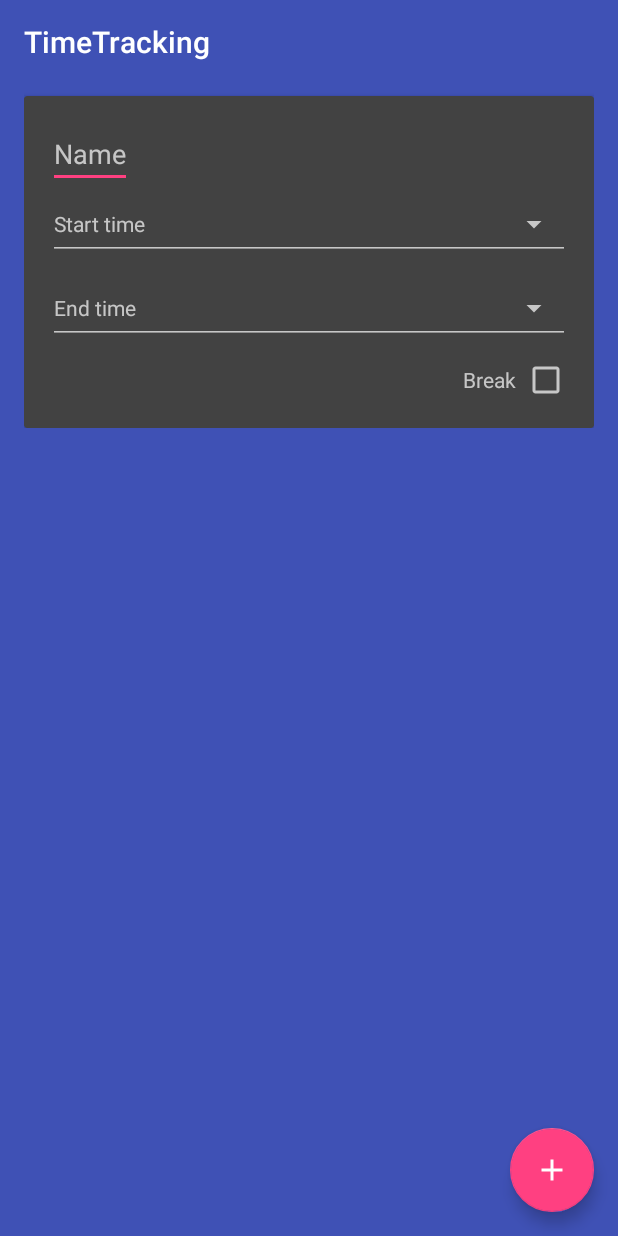
After one commit to StefMa/TimeTracking, an Android app: the AddTimeTrackActivity screen opened directly, with no data from a screen before it, on a phone screen of 412 x 824 dp. The commit adds this screen. Run offline under Robolectric (Android 15) with nearby library versions, the phone set to English and light mode, and no system bars; libraries missing offline, so code that uses them is left out: com.prolificinteractive.materialcalendarview.

Commit message:
First drop of AddTimeTrackActivity layout

```diff
--- a/app/build.gradle
+++ b/app/build.gradle
@@ -35,6 +35,6 @@ dependencies {
     compile project(':restapi')
     compile 'com.android.support:appcompat-v7:23.3.0'
     compile 'com.android.support:design:23.3.0'
-
+    compile 'com.android.support:cardview-v7:23.3.0'
     compile 'com.prolificinteractive:material-calendarview:1.2.0'
 }
--- a/app/src/main/AndroidManifest.xml
+++ b/app/src/main/AndroidManifest.xml
@@ -17,6 +17,9 @@
                 <category android:name="android.intent.category.LAUNCHER"/>
             </intent-filter>
         </activity>
+        <activity
+            android:name=".AddTimeTrackActivity"
+            android:parentActivityName=".MainActivity"/>
     </application>
 
 </manifest>
--- /dev/null
+++ b/app/src/main/java/guru/stefma/timetracking/AddTimeTrackActivity.java
@@ -0,0 +1,44 @@
+package guru.stefma.timetracking;
+
+import android.app.TimePickerDialog;
+import android.content.Context;
+import android.content.Intent;
+import android.os.Bundle;
+import android.support.v7.app.AppCompatActivity;
+import android.support.v7.widget.Toolbar;
+import android.widget.TimePicker;
+
+import com.prolificinteractive.materialcalendarview.CalendarDay;
+
+public class AddTimeTrackActivity extends AppCompatActivity
+        implements TimePickerDialog.OnTimeSetListener {
+
+    private static final String KEY_DAY = "KEY_DAY";
+
+    public static Intent newInstance(Context context, CalendarDay date) {
+        Intent intent = new Intent();
+        intent.setClass(context, AddTimeTrackActivity.class);
+        intent.putExtra(KEY_DAY, date);
+        return intent;
+    }
+
+    @Override
+    public void onCreate(Bundle savedInstanceState) {
+        super.onCreate(savedInstanceState);
+        setContentView(R.layout.activity_addtimetrack_activity);
+
+        Toolbar toolbar = (Toolbar) findViewById(R.id.toolbar);
+        setSupportActionBar(toolbar);
+
+        showTimePickerDialog();
+    }
+
+    private void showTimePickerDialog() {
+        TimePickerDialog timePickerDialog = new TimePickerDialog(this, this, 0, 0, true);
+        timePickerDialog.show();
+    }
+
+    @Override
+    public void onTimeSet(TimePicker timePicker, int hourOfDay, int minute) {
+    }
+}
--- a/app/src/main/java/guru/stefma/timetracking/MainActivity.java
+++ b/app/src/main/java/guru/stefma/timetracking/MainActivity.java
@@ -1,11 +1,16 @@
 package guru.stefma.timetracking;
 
+import android.app.Activity;
+import android.content.Intent;
 import android.os.Bundle;
+import android.support.annotation.NonNull;
+import android.support.v4.app.ActivityCompat;
 import android.support.v7.app.AppCompatActivity;
 import android.support.v7.widget.Toolbar;
 
 import com.prolificinteractive.materialcalendarview.CalendarDay;
 import com.prolificinteractive.materialcalendarview.MaterialCalendarView;
+import com.prolificinteractive.materialcalendarview.OnDateSelectedListener;
 
 public class MainActivity extends AppCompatActivity {
 
@@ -25,7 +30,27 @@ public class MainActivity extends AppCompatActivity {
 
         MaterialCalendarView calendarView = (MaterialCalendarView) findViewById(R.id.calendar_view);
         calendarView.setMinimumDate(CalendarDay.from(START_CALENDAR_YEAR, START_CALENDAR_MONTH, START_CALENDAR_DAY));
+        calendarView.setOnDateChangedListener(new OnDateSelectedListener() {
+            @Override
+            public void onDateSelected(@NonNull MaterialCalendarView widget, @NonNull CalendarDay date, boolean selected) {
+                ActivityCompat.
+                        startActivityForResult(
+                                MainActivity.this,
+                                AddTimeTrackActivity.newInstance(MainActivity.this, date),
+                                99,
+                                null);
+            }
+        });
 
     }
 
+    @Override
+    protected void onActivityResult(int requestCode, int resultCode, Intent data) {
+        super.onActivityResult(requestCode, resultCode, data);
+        if (requestCode == 99) {
+            if (resultCode == Activity.RESULT_OK) {
+                // Make data request
+            }
+        }
+    }
 }
--- /dev/null
+++ b/app/src/main/res/drawable/ic_add_white_24dp.xml
@@ -0,0 +1,9 @@
+<vector xmlns:android="http://schemas.android.com/apk/res/android"
+        android:width="24dp"
+        android:height="24dp"
+        android:viewportHeight="24.0"
+        android:viewportWidth="24.0">
+    <path
+        android:fillColor="#FFF"
+        android:pathData="M19,13h-6v6h-2v-6H5v-2h6V5h2v6h6v2z"/>
+</vector>
--- /dev/null
+++ b/app/src/main/res/layout/activity_addtimetrack_activity.xml
@@ -0,0 +1,42 @@
+<?xml version="1.0" encoding="utf-8"?>
+<android.support.design.widget.CoordinatorLayout
+    xmlns:android="http://schemas.android.com/apk/res/android"
+    xmlns:app="http://schemas.android.com/apk/res-auto"
+    android:layout_width="match_parent"
+    android:layout_height="match_parent">
+
+    <LinearLayout
+        android:layout_width="match_parent"
+        android:layout_height="wrap_content"
+        android:orientation="vertical">
+
+        <android.support.v7.widget.Toolbar
+            android:id="@+id/toolbar"
+            android:layout_width="match_parent"
+            android:layout_height="?attr/actionBarSize"/>
+
+        <ScrollView
+            android:layout_width="match_parent"
+            android:layout_height="match_parent">
+
+            <LinearLayout
+                android:layout_width="match_parent"
+                android:layout_height="wrap_content"
+                android:layout_marginEnd="@dimen/activity_horizontal_margin"
+                android:layout_marginStart="@dimen/activity_horizontal_margin"
+                android:orientation="vertical">
+
+                <include layout="@layout/view_time_track"/>
+
+            </LinearLayout>
+        </ScrollView>
+    </LinearLayout>
+
+    <android.support.design.widget.FloatingActionButton
+        android:layout_width="wrap_content"
+        android:layout_height="wrap_content"
+        android:layout_gravity="end|bottom"
+        android:layout_margin="@dimen/fab_margin"
+        app:srcCompat="@drawable/ic_add_white_24dp"/>
+
+</android.support.design.widget.CoordinatorLayout>
--- a/app/src/main/res/layout/activity_main.xml
+++ b/app/src/main/res/layout/activity_main.xml
@@ -4,7 +4,6 @@
               xmlns:tools="http://schemas.android.com/tools"
               android:layout_width="match_parent"
               android:layout_height="match_parent"
-              android:background="@color/colorPrimary"
               android:orientation="vertical"
               tools:context="guru.stefma.timetracking.MainActivity">
 
--- /dev/null
+++ b/app/src/main/res/layout/view_time_track.xml
@@ -0,0 +1,54 @@
+<?xml version="1.0" encoding="utf-8"?>
+<android.support.v7.widget.CardView
+    xmlns:android="http://schemas.android.com/apk/res/android"
+    xmlns:app="http://schemas.android.com/apk/res-auto"
+    xmlns:tools="http://schemas.android.com/tools"
+    android:layout_width="match_parent"
+    android:layout_height="wrap_content"
+    android:layout_marginTop="@dimen/small"
+    app:cardCornerRadius="@dimen/cardview_default_radius"
+    app:cardElevation="@dimen/cardview_default_elevation"
+    tools:showIn="@layout/activity_addtimetrack_activity">
+
+    <LinearLayout
+        android:layout_width="match_parent"
+        android:layout_height="wrap_content"
+        android:layout_margin="@dimen/activity_vertical_margin"
+        android:orientation="vertical">
+
+        <EditText
+            android:layout_width="wrap_content"
+            android:layout_height="wrap_content"
+            android:hint="Name"/>
+
+        <TextView
+            style="@style/Widget.AppCompat.Spinner.Underlined"
+            android:layout_width="match_parent"
+            android:layout_height="@dimen/touch_target"
+            android:hint="@string/start_time"/>
+
+        <TextView
+            style="@style/Widget.AppCompat.Spinner.Underlined"
+            android:layout_width="match_parent"
+            android:layout_height="@dimen/touch_target"
+            android:layout_marginTop="@dimen/small"
+            android:hint="@string/end_time"/>
+
+        <LinearLayout
+            android:layout_width="wrap_content"
+            android:layout_height="wrap_content"
+            android:layout_gravity="end"
+            android:layout_marginTop="@dimen/small">
+
+            <TextView
+                android:layout_width="wrap_content"
+                android:layout_height="wrap_content"
+                android:layout_marginEnd="@dimen/tiny"
+                android:text="@string/break_time"/>
+
+            <CheckBox
+                android:layout_width="wrap_content"
+                android:layout_height="wrap_content"/>
+        </LinearLayout>
+    </LinearLayout>
+</android.support.v7.widget.CardView>
--- a/app/src/main/res/values/dimens.xml
+++ b/app/src/main/res/values/dimens.xml
@@ -3,4 +3,7 @@
     <dimen name="activity_horizontal_margin">16dp</dimen>
     <dimen name="activity_vertical_margin">16dp</dimen>
     <dimen name="fab_margin">16dp</dimen>
+    <dimen name="touch_target">48dp</dimen>
+    <dimen name="small">8dp</dimen>
+    <dimen name="tiny">4dp</dimen>
 </resources>
--- a/app/src/main/res/values/strings.xml
+++ b/app/src/main/res/values/strings.xml
@@ -1,4 +1,7 @@
 <resources>
     <string name="app_name">TimeTracking</string>
     <string name="action_settings">Settings</string>
+    <string name="start_time">Start time</string>
+    <string name="end_time">End time</string>
+    <string name="break_time">Break</string>
 </resources>
--- a/app/src/main/res/values/styles.xml
+++ b/app/src/main/res/values/styles.xml
@@ -6,6 +6,7 @@
         <item name="colorPrimary">@color/colorPrimary</item>
         <item name="colorPrimaryDark">@color/colorPrimaryDark</item>
         <item name="colorAccent">@color/colorAccent</item>
+        <item name="android:windowBackground">@color/colorPrimary</item>
     </style>
 
 </resources>
```
